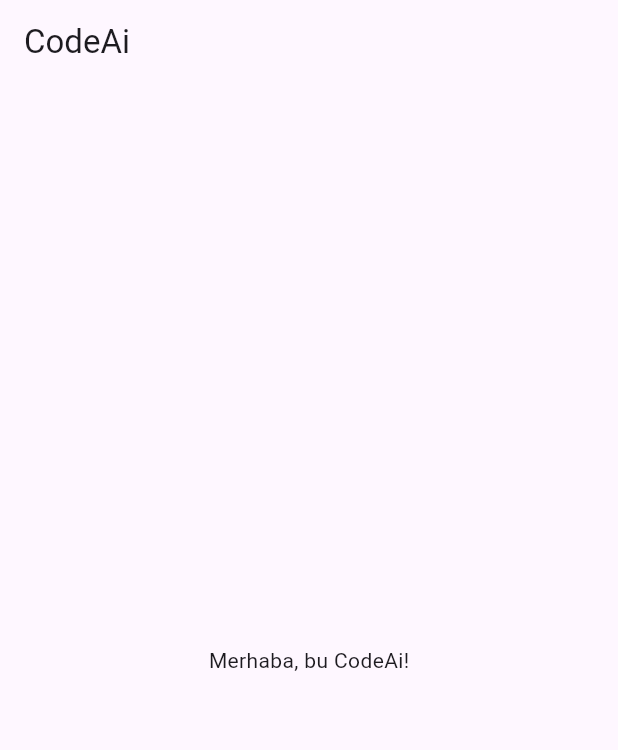
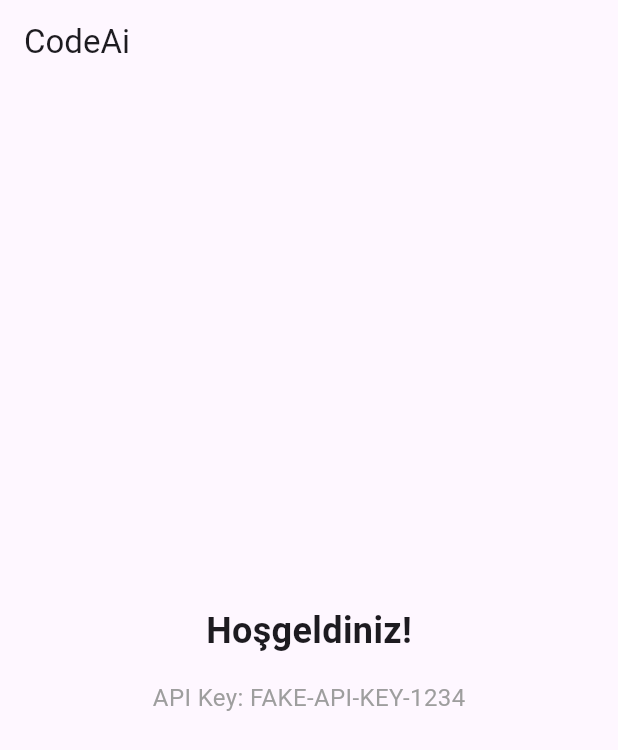
Before and after one commit to Nezzy1w/CodeAi.-, a Flutter app: the screen it shows after launch, on a phone screen of 412 x 824 dp. Shown: the top 750 px of the screen. Run offline on Flutter 3.47's test engine with Material 3 defaults, Android fonts, the phone set to English and light mode, and no system bars.

Commit message:
Update main.dart

```diff
--- a/lib/main.dart
+++ b/lib/main.dart
@@ -1,10 +1,12 @@
 import 'package:flutter/material.dart';
 
 void main() {
-  runApp(CodeAiApp());
+  runApp(const CodeAiApp());
 }
 
 class CodeAiApp extends StatelessWidget {
+  const CodeAiApp({super.key});
+
   @override
   Widget build(BuildContext context) {
     return MaterialApp(
@@ -12,9 +14,38 @@ class CodeAiApp extends StatelessWidget {
       theme: ThemeData(
         primarySwatch: Colors.blue,
       ),
-      home: Scaffold(
-        appBar: AppBar(title: Text("CodeAi")),
-        body: Center(child: Text("Merhaba, bu CodeAi!")),
+      home: const HomePage(),
+      debugShowCheckedModeBanner: false,
+    );
+  }
+}
+
+class HomePage extends StatelessWidget {
+  const HomePage({super.key});
+
+  final String fakeApiKey = 'FAKE-API-KEY-1234';
+
+  @override
+  Widget build(BuildContext context) {
+    return Scaffold(
+      appBar: AppBar(
+        title: const Text('CodeAi'),
+      ),
+      body: Center(
+        child: Column(
+          mainAxisAlignment: MainAxisAlignment.center,
+          children: [
+            const Text(
+              'Hoşgeldiniz!',
+              style: TextStyle(fontSize: 24, fontWeight: FontWeight.bold),
+            ),
+            const SizedBox(height: 16),
+            Text(
+              'API Key: $fakeApiKey',
+              style: const TextStyle(fontSize: 16, color: Colors.grey),
+            ),
+          ],
+        ),
       ),
     );
   }
```
